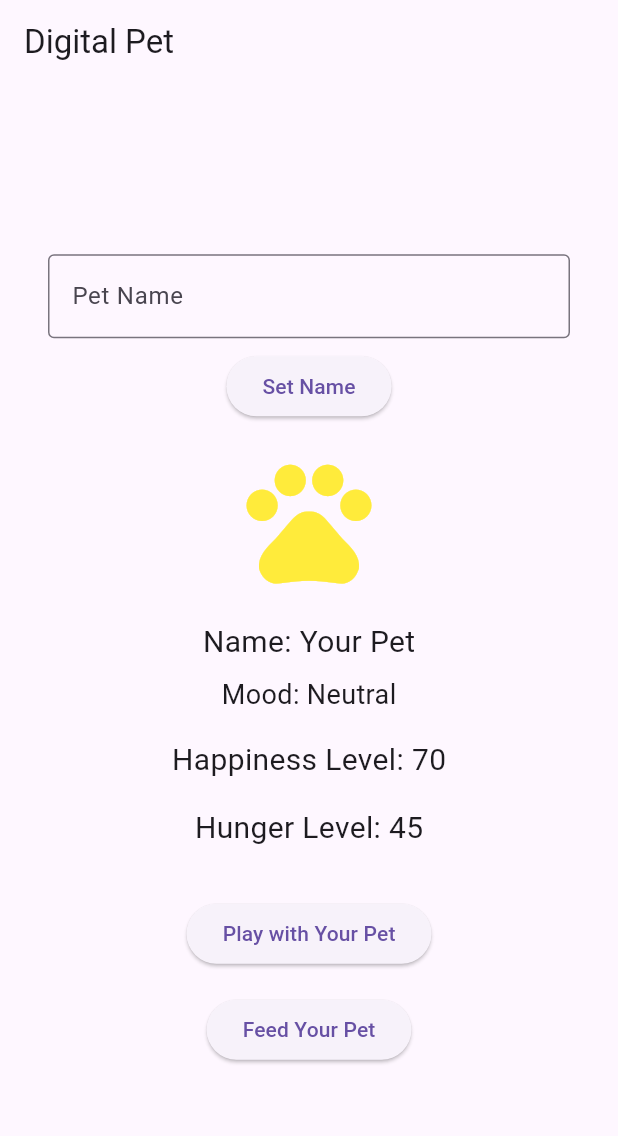
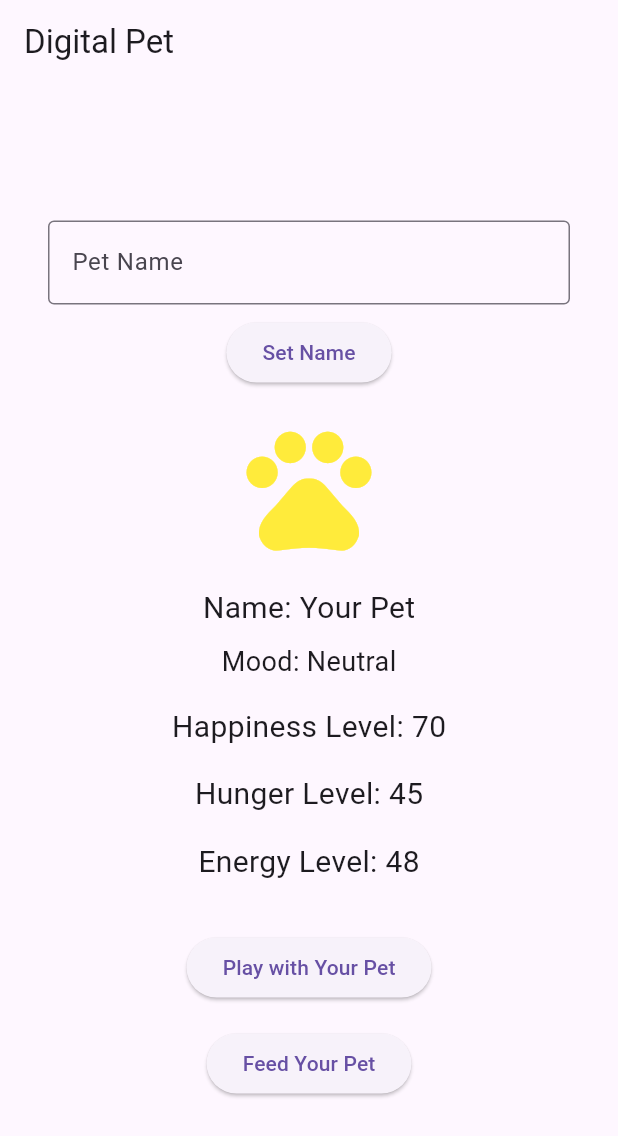
Before and after one commit to kevinlam13/petcareapp, a Flutter app: the screen it shows after launch, after a tap on "Play with Your Pet", after a tap on "Feed Your Pet", on a phone screen of 412 x 824 dp. Shown: the top 1136 px of the screen. Run offline on Flutter 3.47's test engine with Material 3 defaults, Android fonts, the phone set to English and light mode, and no system bars.

Commit message:
add energy level state variable

```diff
--- a/lib/main.dart
+++ b/lib/main.dart
@@ -16,6 +16,7 @@ class _DigitalPetAppState extends State<DigitalPetApp> {
   String petName = "Your Pet";
   int happinessLevel = 50;
   int hungerLevel = 50;
+  int energyLevel = 50;
   Color petColor = Colors.yellow;
   String mood = "Neutral";
   final TextEditingController _nameController = TextEditingController();
@@ -24,7 +25,6 @@ class _DigitalPetAppState extends State<DigitalPetApp> {
   @override
   void initState() {
     super.initState();
-
     _hungerTimer = Timer.periodic(Duration(seconds: 30), (timer) {
       setState(() {
         hungerLevel += 5;
@@ -40,7 +40,6 @@ class _DigitalPetAppState extends State<DigitalPetApp> {
 
   @override
   void dispose() {
-
     _hungerTimer?.cancel();
     super.dispose();
   }
@@ -48,6 +47,9 @@ class _DigitalPetAppState extends State<DigitalPetApp> {
   void _playWithPet() {
     setState(() {
       happinessLevel += 10;
+      energyLevel -= 5;
+      if (happinessLevel > 100) happinessLevel = 100;
+      if (energyLevel < 0) energyLevel = 0;
       _updateHunger();
       _updatePetColorAndMood();
     });
@@ -56,6 +58,9 @@ class _DigitalPetAppState extends State<DigitalPetApp> {
   void _feedPet() {
     setState(() {
       hungerLevel -= 10;
+      energyLevel += 3;
+      if (hungerLevel < 0) hungerLevel = 0;
+      if (energyLevel > 100) energyLevel = 100;
       _updateHappiness();
       _updatePetColorAndMood();
     });
@@ -151,6 +156,12 @@ class _DigitalPetAppState extends State<DigitalPetApp> {
               'Hunger Level: $hungerLevel',
               style: TextStyle(fontSize: 20.0),
             ),
+
+            SizedBox(height: 16.0),
+            Text(
+              'Energy Level: $energyLevel',
+              style: TextStyle(fontSize: 20.0),
+            ),
             SizedBox(height: 32.0),
             ElevatedButton(
               onPressed: _playWithPet,
```
